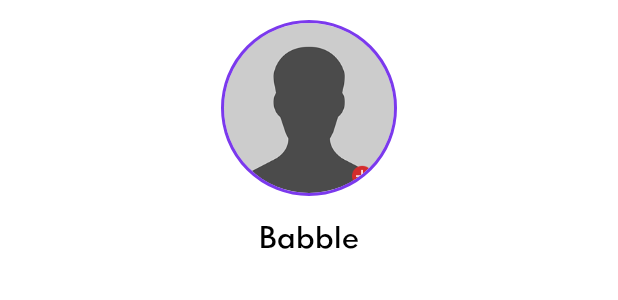
After one commit to archillexx/Babble, an Android app: the layout activity_chat.xml on its own in the app's theme, with its tools: preview values and no code run, on a phone screen of 412 x 824 dp. The commit adds this screen. Shown: the top 300 px of the screen. Run offline under Robolectric (Android 15) with nearby library versions, the phone set to English and light mode, and no system bars.

Commit message:
Chat Activity

```diff
--- a/app/src/main/AndroidManifest.xml
+++ b/app/src/main/AndroidManifest.xml
@@ -13,6 +13,9 @@
         android:supportsRtl="true"
         android:theme="@style/Theme.Babble"
         tools:targetApi="31">
+        <activity
+            android:name=".ChatActivity"
+            android:exported="false" />
         <activity
             android:name=".LoginActivity"
             android:exported="false" />
--- /dev/null
+++ b/app/src/main/res/layout/activity_chat.xml
@@ -0,0 +1,36 @@
+<?xml version="1.0" encoding="utf-8"?>
+<RelativeLayout xmlns:android="http://schemas.android.com/apk/res/android"
+    xmlns:app="http://schemas.android.com/apk/res-auto"
+    xmlns:tools="http://schemas.android.com/tools"
+    android:layout_width="match_parent"
+    android:layout_height="match_parent"
+    tools:context=".ChatActivity">
+
+    <LinearLayout
+        android:layout_width="match_parent"
+        android:layout_height="wrap_content"
+        android:gravity="center"
+        android:orientation="vertical">
+
+        <de.hdodenhof.circleimageview.CircleImageView xmlns:app="http://schemas.android.com/apk/res-auto"
+            android:id="@+id/profile_image"
+            android:layout_width="@dimen/_90sdp"
+            android:layout_height="@dimen/_90sdp"
+            android:src="@drawable/profile"
+            android:layout_marginTop="@dimen/_10sdp"
+            app:civ_border_color="@color/primary_purple"
+            app:civ_border_width="2dp" />
+        <TextView
+
+            android:id="@+id/receiverName"
+            android:layout_width="match_parent"
+            android:layout_height="wrap_content"
+            android:text="@string/app_name"
+            android:gravity="center"
+            android:textColor="@color/black"
+            android:textSize="@dimen/_14sdp"
+            android:fontFamily="@font/spartan_bold"
+            android:layout_margin="@dimen/_10sdp"/>
+    </LinearLayout>
+
+</RelativeLayout>
```
Also changed, not shown: app/src/main/java/com/example/babble/ChatActivity.java (added, +31 -0 lines), app/src/main/java/com/example/babble/UserAdapter.java (+11 -0 lines).
